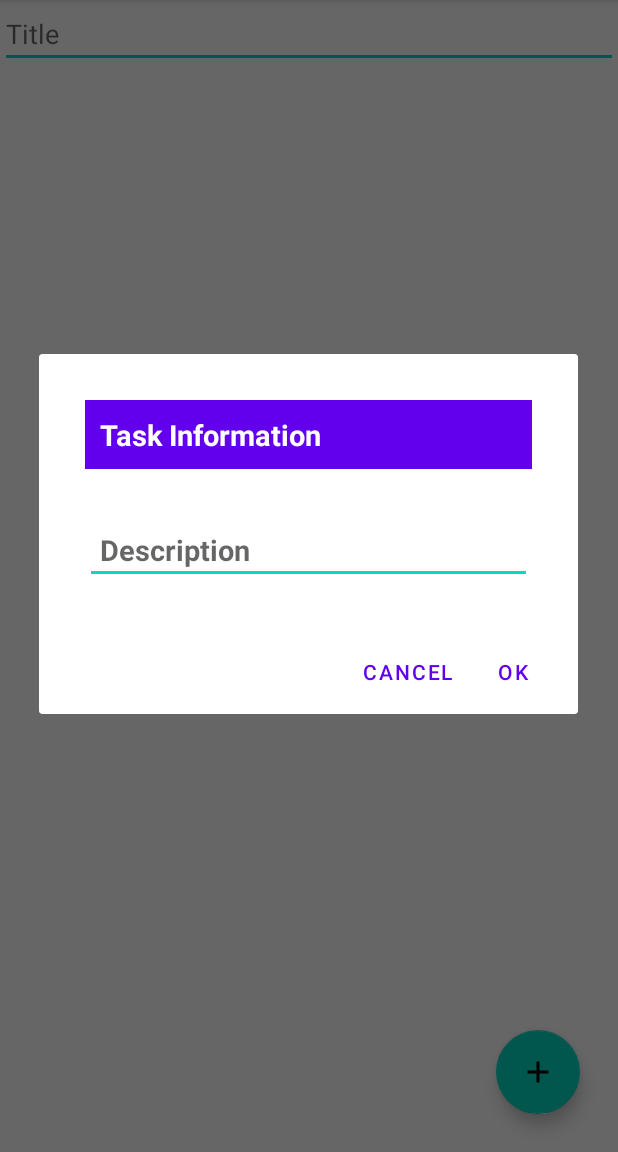
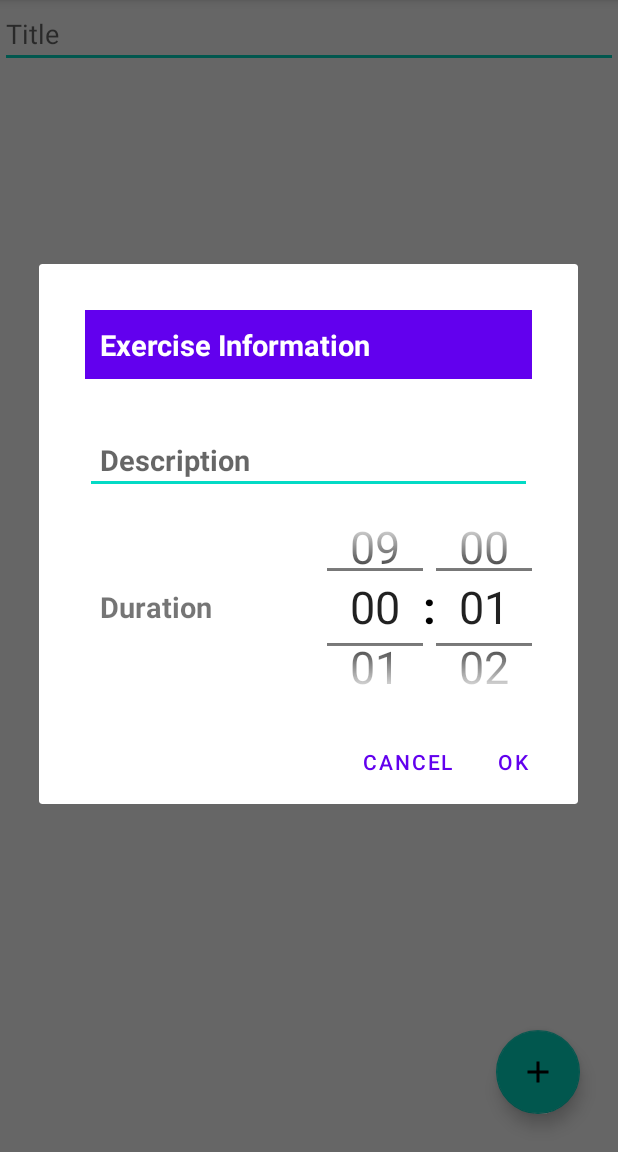
Before and after one commit to leinadalien/MyTrainingsAndroidApp, an Android app: the TrainingInfoActivity screen opened directly, with no data from a screen before it, after a tap on an icon or button, on a phone screen of 412 x 824 dp, the part 84-1236 px from its top. Run offline under Robolectric (Android 15) with nearby library versions, the phone set to English and light mode, and no system bars; our stand-ins replace Dagger/Hilt's generated code.

Commit message:
I LOVE android for numberpickers!!

```diff
--- a/app/src/main/java/com/ldnprod/timer/TrainingInfoActivity.kt
+++ b/app/src/main/java/com/ldnprod/timer/TrainingInfoActivity.kt
@@ -1,13 +1,13 @@
 package com.ldnprod.timer
 
-import androidx.appcompat.app.AppCompatActivity
 import android.os.Bundle
 import android.view.LayoutInflater
 import android.view.View
-import android.widget.EditText
+import android.widget.NumberPicker
 import android.widget.Toast
 import androidx.activity.viewModels
 import androidx.appcompat.app.AlertDialog
+import androidx.appcompat.app.AppCompatActivity
 import androidx.core.widget.doOnTextChanged
 import androidx.lifecycle.lifecycleScope
 import androidx.recyclerview.widget.LinearLayoutManager
@@ -94,25 +94,41 @@ class TrainingInfoActivity : AppCompatActivity() {
     private fun showExerciseInfoDialog(exercise: Exercise? = null, position: Int? = null) {
         val dialogBinding = ExerciseInfoDialogLayoutBinding.inflate(LayoutInflater.from(this))
         val dialog = AlertDialog.Builder(this)
+        dialogBinding.apply {
+            initializeDialog(this)
             exercise?.let {
-            dialogBinding.exerciseDescriptionEdittext.setText(it.description)
+                exerciseDescriptionEdittext.setText(it.description)
+                minutePicker.value = it.duration / 60
+                secondPicker.value = it.duration % 60
+            }
         }
         dialog.setView(dialogBinding.root)
         dialog.setPositiveButton("Ok") { dlg, _ ->
-            dialogBinding.exerciseDescriptionEdittext.text.toString().let{ description ->
+            dialogBinding.apply {
+                exerciseDescriptionEdittext.text.toString().let { description ->
                     if (description.isNotBlank()) {
                         exercise?.let {
                             it.description = description
+                            it.duration = minutePicker.value * 60 + secondPicker.value
                             viewModel.onEvent(TrainingEvent.OnExerciseChanged(it, position!!))
                         } ?: run {
-                        viewModel.addExercise(Exercise(description = description, duration = 10, trainingId = 0))
+                            viewModel.addExercise(
+                                Exercise(
+                                    description = description,
+                                    duration = 10,
+                                    trainingId = 0
+                                )
+                            )
                         }
-                    Toast.makeText(this, "Successfully", Toast.LENGTH_SHORT).show()
+                        Toast.makeText(this@TrainingInfoActivity, "Successfully", Toast.LENGTH_SHORT).show()
                         dlg.dismiss()
                     } else {
-                    Toast.makeText(this, "Description can't be empty", Toast.LENGTH_SHORT).show()
+                        Toast.makeText(this@TrainingInfoActivity, "Description can't be empty", Toast.LENGTH_SHORT)
+                            .show()
                     }
                 }
+            }
+
         }
         dialog.setNegativeButton("Cancel") { dlg, _ ->
             Toast.makeText(this, "Canceled", Toast.LENGTH_SHORT).show()
@@ -121,4 +137,42 @@ class TrainingInfoActivity : AppCompatActivity() {
         dialog.create()
         dialog.show()
     }
+    private fun initializePicker(picker: NumberPicker, max: Int) {
+        picker.apply {
+            minValue = 0
+            maxValue = max
+            setFormatter { value -> String.format("%02d", value) }
+
+            value = 0
+            getChildAt(value).visibility = View.INVISIBLE
         }
+    }
+    private fun initializeDialog(dialogLayoutBinding: ExerciseInfoDialogLayoutBinding) {
+        dialogLayoutBinding.apply {
+            initializePicker(minutePicker, 9)
+            initializePicker(secondPicker, 59)
+            secondPicker.value = 1
+
+            minutePicker.setOnValueChangedListener { picker, oldVal, newVal ->
+                if (newVal == 0) {
+                    secondPicker.minValue = 1
+                } else if (oldVal == 0) {
+                    secondPicker.minValue = 0
+                }
+            }
+            secondPicker.setOnValueChangedListener { picker, oldVal, newVal ->
+                if (newVal == 0) {
+                    minutePicker.apply {
+                        minValue = 1
+                        maxValue = 10
+                    }
+                } else if (oldVal == 0) {
+                    minutePicker.apply {
+                        minValue = 0
+                        maxValue = 9
+                    }
+                }
+            }
+        }
+    }
+}
--- a/app/src/main/res/drawable/dialog_drawable.xml
+++ b/app/src/main/res/drawable/dialog_drawable.xml
@@ -2,6 +2,6 @@
 <shape xmlns:android="http://schemas.android.com/apk/res/android"
     android:shape="rectangle">
     <solid android:color="@color/white" />
-    <corners android:radius="25dp" />
+    <corners android:radius="40dp" />
 
 </shape>
--- a/app/src/main/res/layout/exercise_info_dialog_layout.xml
+++ b/app/src/main/res/layout/exercise_info_dialog_layout.xml
@@ -1,27 +1,29 @@
 <?xml version="1.0" encoding="utf-8"?>
-<LinearLayout
-    xmlns:android="http://schemas.android.com/apk/res/android"
+<LinearLayout xmlns:android="http://schemas.android.com/apk/res/android"
+    xmlns:app="http://schemas.android.com/apk/res-auto"
     android:layout_width="match_parent"
     android:layout_height="match_parent"
-    android:orientation="vertical"
+    android:padding="15dp"
     android:gravity="center"
-    android:layout_margin="15dp">
+    android:orientation="vertical">
+
     <LinearLayout
         android:layout_width="match_parent"
         android:layout_height="wrap_content"
+        android:background="@drawable/dialog_drawable"
         android:orientation="vertical"
-        android:padding="15dp"
-        android:background="@drawable/dialog_drawable">
+        android:padding="0dp">
+
         <TextView
             android:layout_width="match_parent"
             android:layout_height="wrap_content"
-            android:text="Task Information"
-            android:textStyle="bold"
-            android:textSize="19sp"
-            android:textColor="@color/white"
+            android:layout_margin="15dp"
             android:background="@color/purple_500"
             android:padding="10dp"
-            android:layout_margin="15dp"/>
+            android:text="Exercise Information"
+            android:textColor="@color/white"
+            android:textSize="19sp"
+            android:textStyle="bold" />
 
         <EditText
             android:id="@+id/exercise_description_edittext"
@@ -33,6 +35,50 @@
             android:textSize="19sp"
             android:textStyle="bold" />
 
+        <LinearLayout
+            android:layout_width="match_parent"
+            android:layout_height="wrap_content"
+            android:layout_marginStart="15dp"
+            android:layout_marginEnd="15dp"
+            android:gravity="center_vertical"
+            android:orientation="horizontal">
+
+            <TextView
+                android:id="@+id/exercise_duration_textview"
+                android:layout_width="0dp"
+                android:layout_height="wrap_content"
+                android:layout_weight="1"
+                android:padding="10dp"
+                android:text="Duration"
+                android:textSize="19sp"
+                android:textStyle="bold" />
+
+            <NumberPicker
+                android:id="@+id/minute_picker"
+                android:layout_width="wrap_content"
+                android:layout_height="120dp"
+                android:fadeScrollbars="true"
+                android:theme="@style/NumberPickerTheme" />
+
+            <TextView
+                android:id="@+id/separating_colon"
+                android:layout_width="wrap_content"
+                android:layout_height="wrap_content"
+                android:padding="0dp"
+                android:text=":"
+                android:textAlignment="center"
+                android:textColor="@color/black"
+                android:textSize="30sp"
+                android:textStyle="bold" />
+
+            <NumberPicker
+                android:id="@+id/second_picker"
+                android:layout_width="wrap_content"
+                android:layout_height="120dp"
+                android:theme="@style/NumberPickerTheme" />
+        </LinearLayout>
+
+
     </LinearLayout>
 
 
--- a/app/src/main/res/layout/exercise_thumbnail_layout.xml
+++ b/app/src/main/res/layout/exercise_thumbnail_layout.xml
@@ -7,12 +7,13 @@
     android:layout_height="wrap_content"
     app:cardCornerRadius="10dp"
     app:cardElevation="8dp"
-    app:cardMaxElevation="5dp">
+    app:cardMaxElevation="5dp"
+    android:layout_margin="10dp">
     <LinearLayout
         android:layout_width="match_parent"
         android:layout_height="wrap_content"
         android:layout_margin="15dp"
-        android:padding="10dp"
+        android:padding="0dp"
         android:orientation="vertical">
         <TextView
             android:id="@+id/exercise_title"
--- a/app/src/main/res/layout/training_thumbnail_layout.xml
+++ b/app/src/main/res/layout/training_thumbnail_layout.xml
@@ -7,12 +7,13 @@
     android:layout_height="wrap_content"
     app:cardCornerRadius="10dp"
     app:cardElevation="8dp"
-    app:cardMaxElevation="5dp">
+    app:cardMaxElevation="5dp"
+    android:layout_margin="10dp">
     <LinearLayout
         android:layout_width="match_parent"
         android:layout_height="wrap_content"
         android:layout_margin="15dp"
-        android:padding="10dp"
+        android:padding="0dp"
         android:orientation="vertical">
         <TextView
             android:id="@+id/training_title"
--- /dev/null
+++ b/app/src/main/res/values/styles.xml
@@ -0,0 +1,9 @@
+<?xml version="1.0" encoding="utf-8"?>
+<resources>
+
+    <style name="NumberPickerTheme" parent="Theme.AppCompat.Light">
+        <!--<item name="colorControlNormal">@android:color/transparent</item>-->
+        <item name="android:textSize">30sp</item>
+        <item name="android:gravity">center</item>
+    </style>
+</resources>
```
Also changed, not shown: app/src/main/AndroidManifest.xml (+13 -2 lines), app/src/main/java/com/ldnprod/timer/PlayTrainingActivity.kt (added, +11 -0 lines), app/src/main/res/layout/activity_play_training.xml (added, +9 -0 lines). Lines whose indentation alone changed are shown as unchanged.
